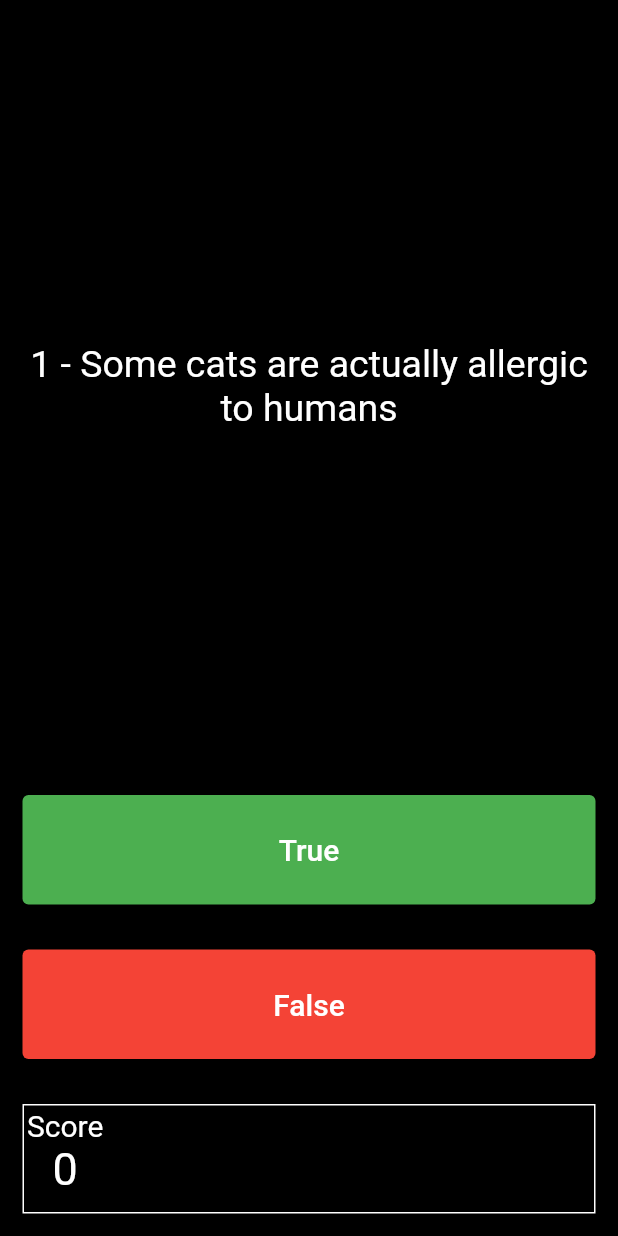
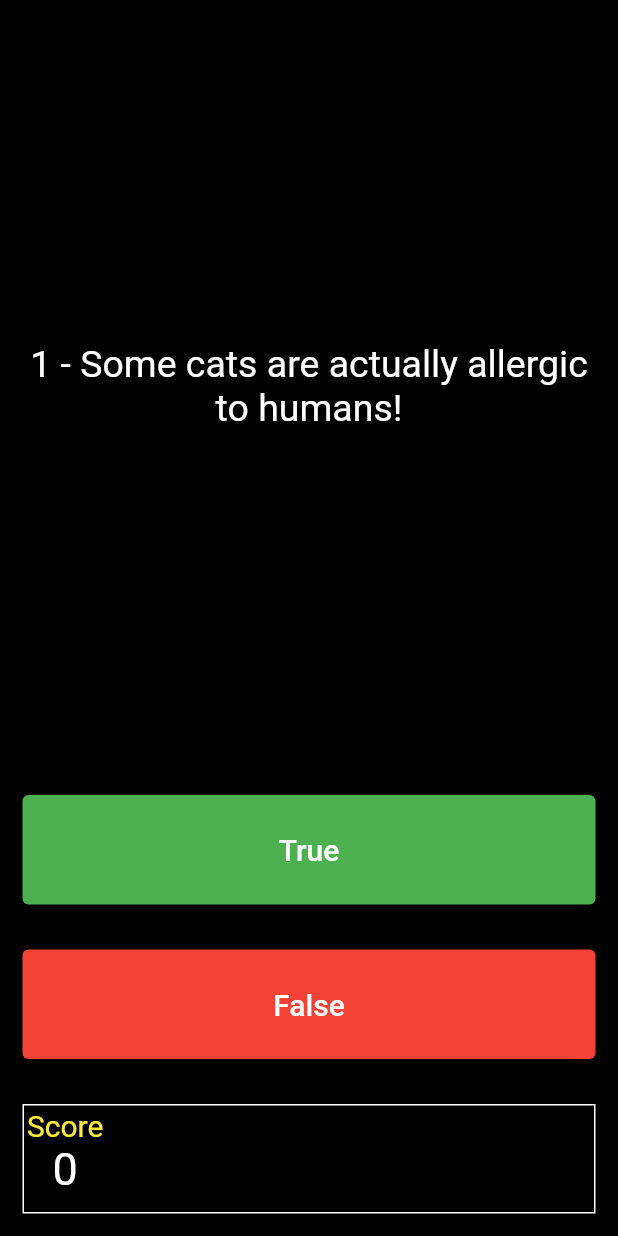
Before and after one commit to jvalsesia/quizzler, a Flutter app: the screen it shows after launch, on a phone screen of 412 x 824 dp. Run offline on Flutter 3.47's test engine with Material 2 defaults, Android fonts, the phone set to English and light mode, and no system bars.

Commit message:
updating texts

```diff
--- a/lib/main.dart
+++ b/lib/main.dart
@@ -36,30 +36,30 @@ class _QuizPageState extends State<QuizPage> {
   int questionNumber = 0;
   List<Column> scoreKeeper = [];
   List<Question> questions = [
-    Question('Some cats are actually allergic to humans', true),
-    Question('You can lead a cow down stairs but not up stairs.', false),
-    Question('Approximately one quarter of human bones are in the feet.', true),
-    Question('A slug\'s blood is green.', true),
-    Question('Buzz Aldrin\'s mother\'s maiden name was \"Moon\".', true),
-    Question('It is illegal to pee in the Ocean in Portugal.', true),
+    Question('Some cats are actually allergic to humans!', true),
+    Question('You can lead a cow down stairs but not up stairs!', false),
+    Question('Approximately one quarter of human bones are in the feet!', true),
+    Question('A slug\'s blood is green!', true),
+    Question('Buzz Aldrin\'s mother\'s maiden name was \"Moon\"!', true),
+    Question('It is illegal to pee in the Ocean in Portugal!', true),
     Question(
-        'No piece of square dry paper can be folded in half more than 7 times.',
+        'No piece of square dry paper can be folded in half more than 7 times!',
         false),
     Question(
-        'In London, UK, if you happen to die in the House of Parliament, you are technically entitled to a state funeral, because the building is considered too sacred a place.',
+        'In London, UK, if you happen to die in the House of Parliament, you are technically entitled to a state funeral, because the building is considered too sacred a place!',
         true),
     Question(
-        'The loudest sound produced by any animal is 188 decibels. That animal is the African Elephant.',
+        'The loudest sound produced by any animal is 188 decibels! That animal is the African Elephant!',
         false),
     Question(
-        'The total surface area of two human lungs is approximately 70 square metres.',
+        'The total surface area of two human lungs is approximately 70 square metres!',
         true),
-    Question('Google was originally called \"Backrub\".', true),
+    Question('Google was originally called \"Backrub\"!', true),
     Question(
-        'Chocolate affects a dog\'s heart and nervous system; a few ounces are enough to kill a small dog.',
+        'Chocolate affects a dog\'s heart and nervous system; a few ounces are enough to kill a small dog!',
         true),
     Question(
-        'In West Virginia, USA, if you accidentally hit an animal with your car, you are free to take it home to eat.',
+        'In West Virginia, USA, if you accidentally hit an animal with your car, you are free to take it home to eat!',
         true),
   ];
 
@@ -208,7 +208,7 @@ class _QuizPageState extends State<QuizPage> {
                           'Score',
                           style: TextStyle(
                             fontSize: 20.0,
-                            color: Colors.white,
+                            color: Colors.yellow,
                           ),
                         ),
                         Text(
```
